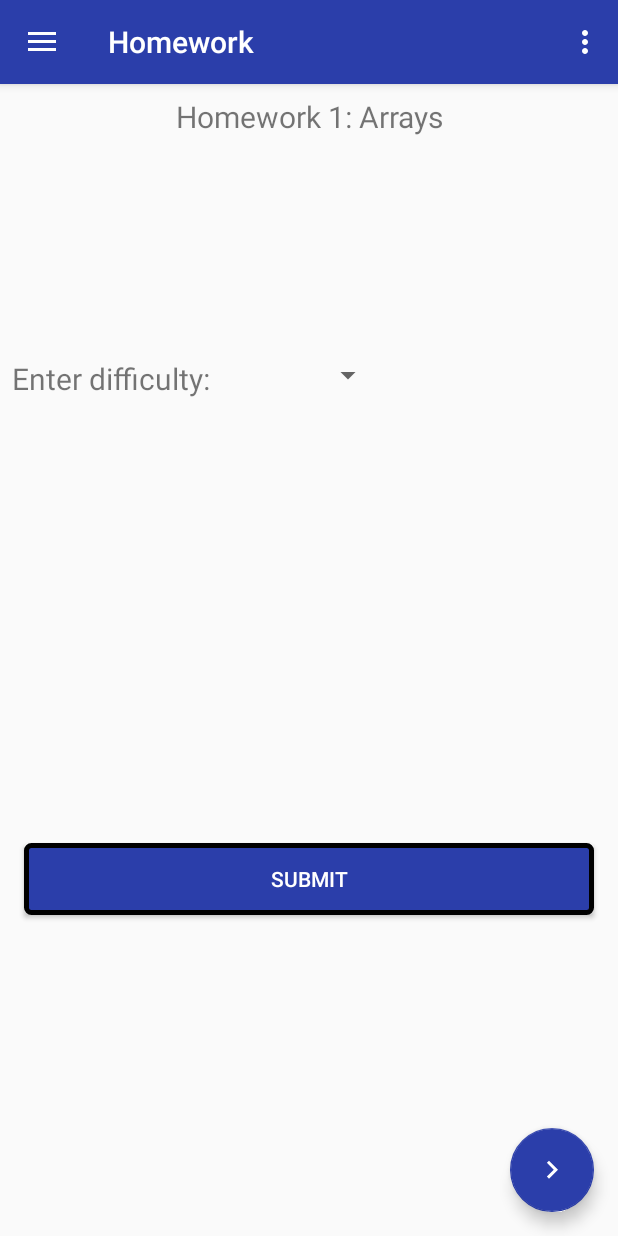
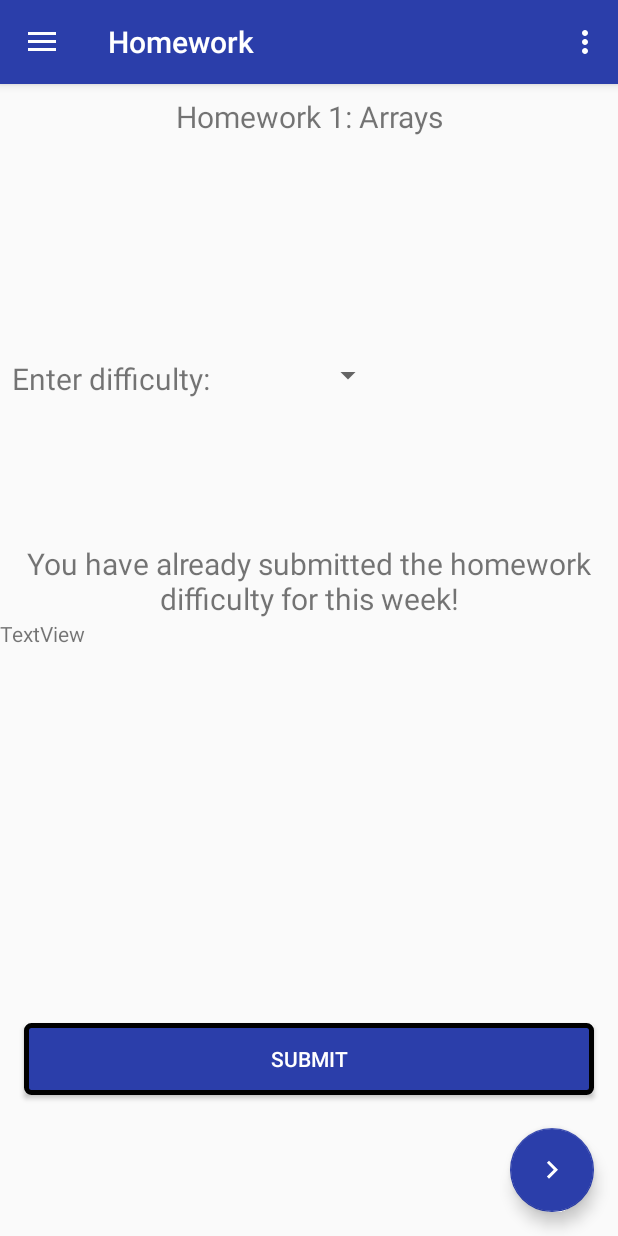
Before and after one commit to Kanavb2/Geoffs_Geob, an Android app: the screen it shows after launch (MainActivity), in the side drawer, after a tap on "Homework", on a phone screen of 412 x 824 dp. Run offline under Robolectric (Android 15) with nearby library versions, the light colour scheme and no system bars; our stand-ins replace navigation-ui; Roboto replaces fonts that are not available here; 2 statements that could not run were skipped.

Commit message:
m i l d progress

```diff
--- a/app/src/main/java/com/example/geoffsgeob/MainActivity.java
+++ b/app/src/main/java/com/example/geoffsgeob/MainActivity.java
@@ -101,6 +101,7 @@ public class MainActivity extends AppCompatActivity {
         switch (item.getItemId()) {
             case R.id.action_help:
                 intent = new Intent(this, Help.class);
+
                 startActivity(intent);
                 return true;
             case R.id.action_settings:
--- a/app/src/main/res/layout/fragment_homework.xml
+++ b/app/src/main/res/layout/fragment_homework.xml
@@ -49,6 +49,24 @@
         android:layout_marginEnd="8dp"
         android:spinnerMode="dropdown" />
 
+    <TextView
+        android:id="@+id/submittedHw"
+        android:layout_width="match_parent"
+        android:layout_height="wrap_content"
+        android:layout_marginStart="8dp"
+        android:layout_marginTop="100dp"
+        android:layout_marginEnd="8dp"
+        android:text="@string/already_submit_hw"
+        android:textAlignment="center"
+        android:textSize="20sp" />
+
+
+    <TextView
+        android:id="@+id/textView3"
+        android:layout_width="match_parent"
+        android:layout_height="wrap_content"
+        android:text="TextView" />
+
     <Button
         android:id="@+id/hwSubmit"
         android:layout_width="match_parent"
@@ -58,7 +76,7 @@
         android:layout_gravity="center"
         android:layout_marginStart="16dp"
         android:layout_marginEnd="16dp"
-        android:layout_marginTop="300dp"
+        android:layout_marginTop="250dp"
         android:text="@string/text_submit" />
 
 </LinearLayout>
--- a/app/src/main/res/values/strings.xml
+++ b/app/src/main/res/values/strings.xml
@@ -76,6 +76,11 @@
         <item>Exceptions</item>
         <item>Hashing</item>
     </string-array>
+    <string name="already_submit_quiz">You have already submitted the quiz difficulty for this week!</string>
+    <string name="already_submit_mp">You have already submitted the MP difficulty for this week!</string>
+    <string name="already_submit_hw">You have already submitted the homework difficulty for this week!</string>
+    <string name="already_submit_midterm">You have already submitted the midterm difficulty for this week!</string>
+    <string name="submitted_difficulty">meow</string>
     <string name="no_quiz">There are no quizzes this week. Check back later!</string>
     <string name="no_mp">There is no MP this week. Check back later!</string>
     <string name="no_midterm">There are no midterms this week. Check back later!</string>
```
Also changed, not shown: app/src/main/res/layout/fragment_midterm.xml (+7 -0 lines), app/src/main/res/layout/fragment_quiz.xml (+18 -1 lines).
